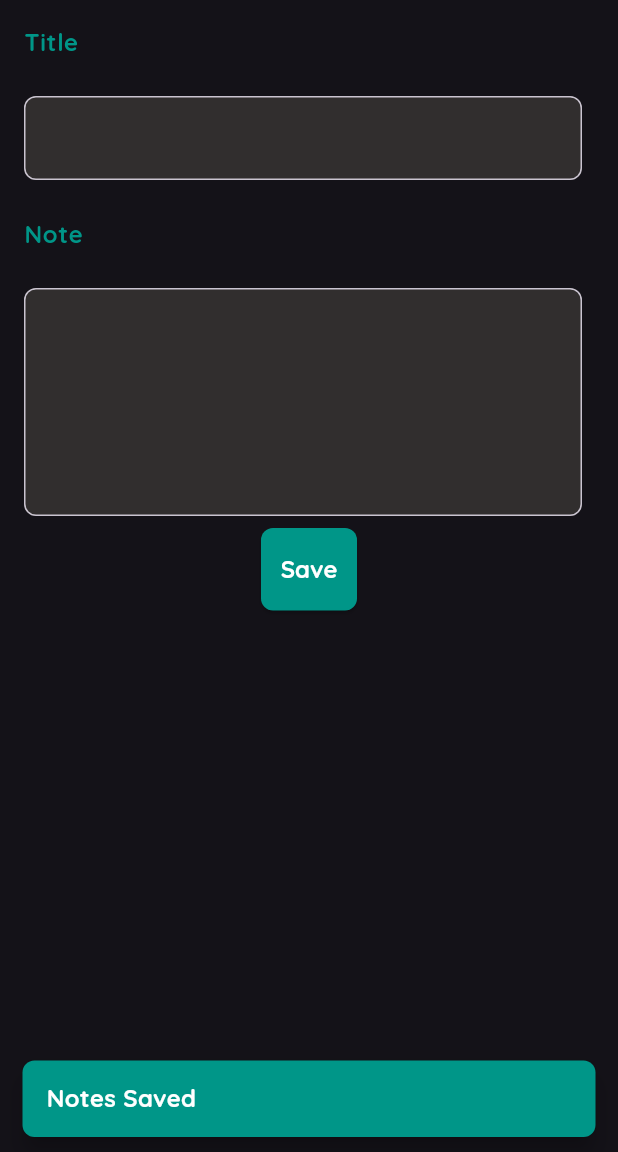
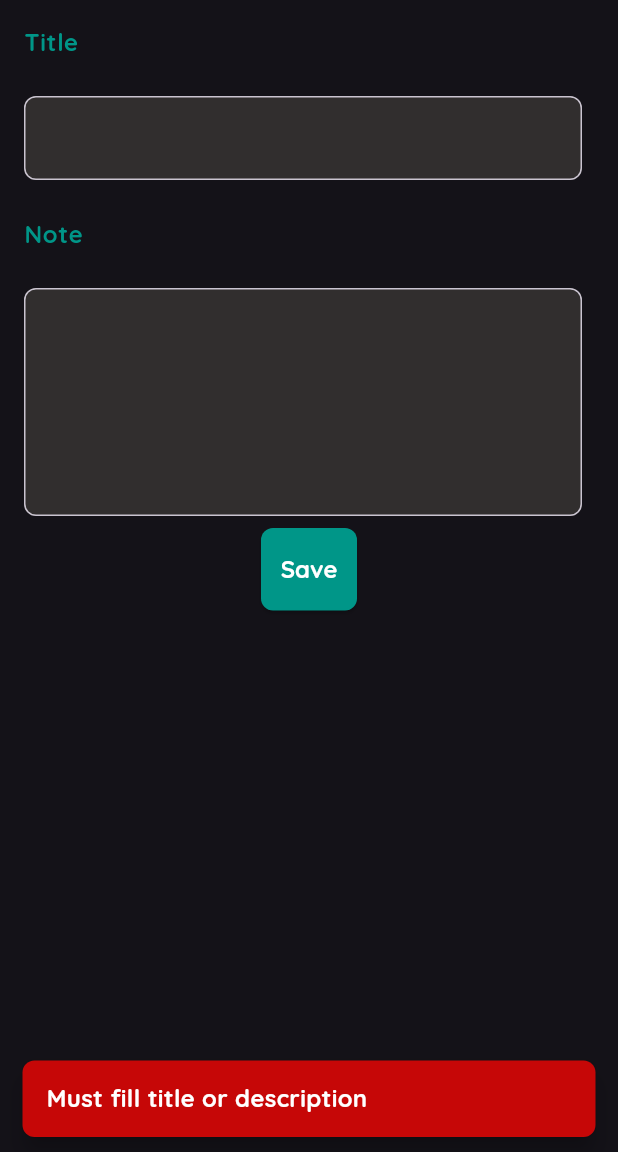
Before and after one commit to AaryanSharmaNeupane/Taskmate, a Flutter app: the WriteNotes screen opened by its route, after a tap on "Save", on a phone screen of 412 x 824 dp, the part 84-1236 px from its top. Run offline on Flutter 3.47's test engine with Material 3 defaults, Android fonts, the phone set to English and light mode, and no system bars.

```diff
--- a/lib/Provider/notes_list_provider.dart
+++ b/lib/Provider/notes_list_provider.dart
@@ -3,28 +3,28 @@ import 'package:flutter/material.dart';
 class NotesListProvider extends ChangeNotifier {
   String _noteEditId = "";
   List<Map<String, dynamic>> notes = [
-    {
-      'id': '1',
-      'title': 'Swim',
-      'description': 'I need to go swimming to reduce weight'
-    },
-    {
-      'id': "2",
-      'title': 'Run',
-      'description':
-          'I need to go running to improve endurance I need to go running to improve endurance I need to go running to improve endurance'
-    },
-    {
-      'id': "3",
-      'title': 'Study',
-      'description': 'I need to study for my upcoming exam'
-    },
-    {
-      'id': "4",
-      'title': 'Sleep',
-      'description':
-          'I need to get enough sleep for better health I need to get enough sleep for better health I need to get enough sleep for better health'
-    },
+    // {
+    //   'id': '1',
+    //   'title': 'Swim',
+    //   'description': 'I need to go swimming to reduce weight'
+    // },
+    // {
+    //   'id': "2",
+    //   'title': 'Run',
+    //   'description':
+    //       'I need to go running to improve endurance I need to go running to improve endurance I need to go running to improve endurance'
+    // },
+    // {
+    //   'id': "3",
+    //   'title': 'Study',
+    //   'description': 'I need to study for my upcoming exam'
+    // },
+    // {
+    //   'id': "4",
+    //   'title': 'Sleep',
+    //   'description':
+    //       'I need to get enough sleep for better health I need to get enough sleep for better health I need to get enough sleep for better health'
+    // },
   ];
 
   set setEditID(String id) {
@@ -54,4 +54,12 @@ class NotesListProvider extends ChangeNotifier {
     }
     notifyListeners();
   }
+
+  void searchNotes(title) {
+    for (int index = 0; index < notes.length; index++) {
+      if (notes[index]["title"] == title) {
+        notes[index]["title"] = title;
+      }
+    }
+  }
 }
--- a/lib/Screens/home.dart
+++ b/lib/Screens/home.dart
@@ -30,7 +30,17 @@ class Home extends StatelessWidget {
         backgroundColor: Theme.of(context).primaryColorLight,
       ),
       body: Consumer<NotesListProvider>(
-        builder: (context, notesProvider, child) => GridView.builder(
+        builder: (context, notesProvider, child) => notesProvider.notes.isEmpty
+            ? const Center(
+                child: Text(
+                  "You don't have any notes!!😔",
+                  style: TextStyle(
+                    fontSize: 18,
+                    fontWeight: FontWeight.bold,
+                  ),
+                ),
+              )
+            : GridView.builder(
                 gridDelegate: const SliverGridDelegateWithFixedCrossAxisCount(
                     crossAxisCount: 2),
                 itemCount: notesProvider.notes.length,
@@ -42,7 +52,8 @@ class Home extends StatelessWidget {
                           builder: (context) => ShowFullNotes(
                             id: notesProvider.notes[index]['id'],
                             title: notesProvider.notes[index]['title'],
-                        description: notesProvider.notes[index]['description'],
+                            description: notesProvider.notes[index]
+                                ['description'],
                           ),
                         ),
                       );
@@ -77,7 +88,10 @@ class Home extends StatelessWidget {
                 })),
       ),
       floatingActionButton: FloatingActionButton(
-        onPressed: () => Navigator.of(context).pushNamed(WriteNotes.routeName),
+        onPressed: () {
+          Provider.of<NotesListProvider>(context, listen: false).setEditID = "";
+          Navigator.of(context).pushNamed(WriteNotes.routeName);
+        },
         shape: RoundedRectangleBorder(borderRadius: BorderRadius.circular(30)),
         backgroundColor: Theme.of(context).primaryColorLight,
         child: const Icon(Icons.add),
--- a/lib/Screens/write_notes.dart
+++ b/lib/Screens/write_notes.dart
@@ -10,6 +10,7 @@ class WriteNotes extends StatelessWidget {
   WriteNotes({super.key});
 
   static const routeName = "/write_notes";
+
   TextEditingController title = TextEditingController();
   TextEditingController description = TextEditingController();
 
@@ -82,9 +83,30 @@ class WriteNotes extends StatelessWidget {
             notesForm(context, title, description),
             ElevatedButton(
               onPressed: () {
-                saveNotes(context, title.text, description.text, editId);
-                title.clear();
-                description.clear();
+                if (title.text != "" || description.text != "") {
+                  saveNotes(context, title.text, description.text, editId);
+                  title.clear();
+                  description.clear();
+                } else {
+                  ScaffoldMessenger.of(context).showSnackBar(
+                    SnackBar(
+                      content: const Text(
+                        "Must fill title or description",
+                        style: TextStyle(
+                          fontSize: 16,
+                          fontWeight: FontWeight.bold,
+                          color: Colors.white,
+                        ),
+                      ),
+                      backgroundColor: const Color.fromARGB(255, 198, 7, 7),
+                      behavior: SnackBarBehavior.floating,
+                      shape: RoundedRectangleBorder(
+                        borderRadius: BorderRadius.circular(8),
+                      ),
+                      duration: const Duration(seconds: 1),
+                    ),
+                  );
+                }
               },
               style: ElevatedButton.styleFrom(
                 foregroundColor: Colors.white,
--- a/lib/main.dart
+++ b/lib/main.dart
@@ -2,6 +2,7 @@ import 'package:flutter/material.dart';
 import 'package:provider/provider.dart';
 import 'package:taskmate/Provider/notes_list_provider.dart';
 import 'package:taskmate/Screens/home.dart';
+
 import 'package:taskmate/Screens/write_notes.dart';
 
 void main() {
```
Lines whose indentation alone changed are shown as unchanged.
